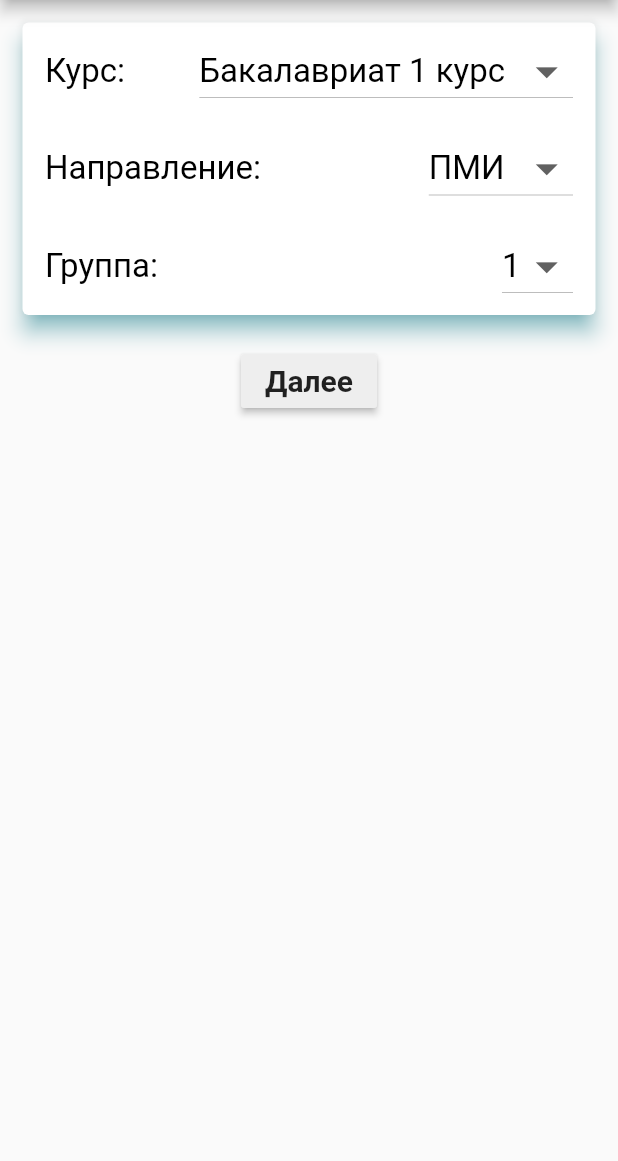
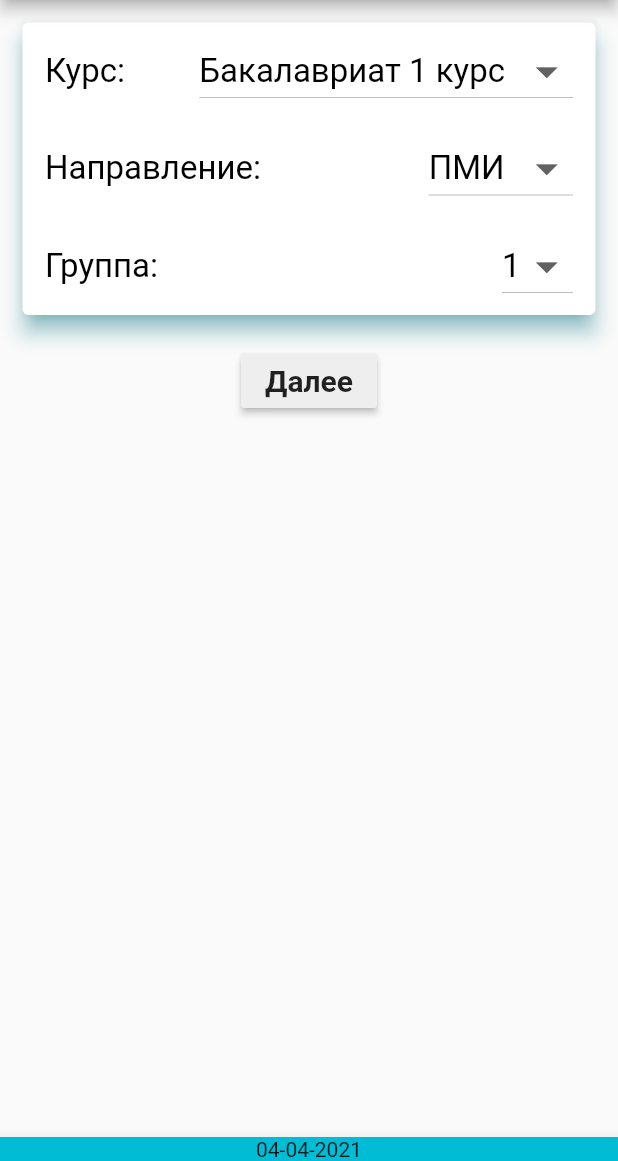
Before and after one commit to Alator-ux/mmcs_timetable, a Flutter app: the screen it shows after launch, on a phone screen of 412 x 824 dp, the part 75-1236 px from its top. Run offline on Flutter 3.47's test engine with Material 2 defaults, Android fonts, the phone set to English and light mode, and no system bars.

```diff
--- a/lib/main.dart
+++ b/lib/main.dart
@@ -12,6 +12,7 @@ class MyApp extends StatelessWidget {
     return MaterialApp(
       debugShowCheckedModeBanner: false,
       home: Scaffold(
+          bottomNavigationBar: MyBottomBar(),
           appBar: MyAppBar(),
           body:
               // TODO: Call other page
--- a/lib/screens/AppBar.dart
+++ b/lib/screens/AppBar.dart
@@ -1,6 +1,7 @@
 import 'package:flutter/cupertino.dart';
 import 'package:flutter/material.dart';
 import 'package:schedule/screens/EntryPage.dart';
+import 'package:intl/intl.dart';
 
 //сам эппбар без секции с помощью
 class MyAppBar extends StatelessWidget implements PreferredSizeWidget {
@@ -71,3 +72,20 @@ class HelpDialog extends StatelessWidget {
     );
   }
 }
+
+//боттом бар
+class MyBottomBar extends StatelessWidget {
+  @override
+  Widget build(BuildContext context) {
+    final DateTime now = DateTime.now();
+    final DateFormat formatter = DateFormat('dd-MM-yyy');
+    final String formatted = formatter.format(now);
+    return BottomAppBar(
+      color: Colors.cyan[500],
+      child: Text(
+        formatted,
+        textAlign: TextAlign.center,
+      ),
+    );
+  }
+}
--- a/lib/screens/DayPage.dart
+++ b/lib/screens/DayPage.dart
@@ -14,7 +14,7 @@ class DayPage extends StatelessWidget {
         body: PageView(
           children: [Subjects(), WeekPage()],
         ),
-        //bottomNavigationBar: , TODO
+        bottomNavigationBar: MyBottomBar(),
       ),
     );
   }
```
Also changed, not shown: lib/schedule/classes/import_classes.dart (+4 -4 lines), lib/screens/WeekPage.dart (+34 -5 lines).
